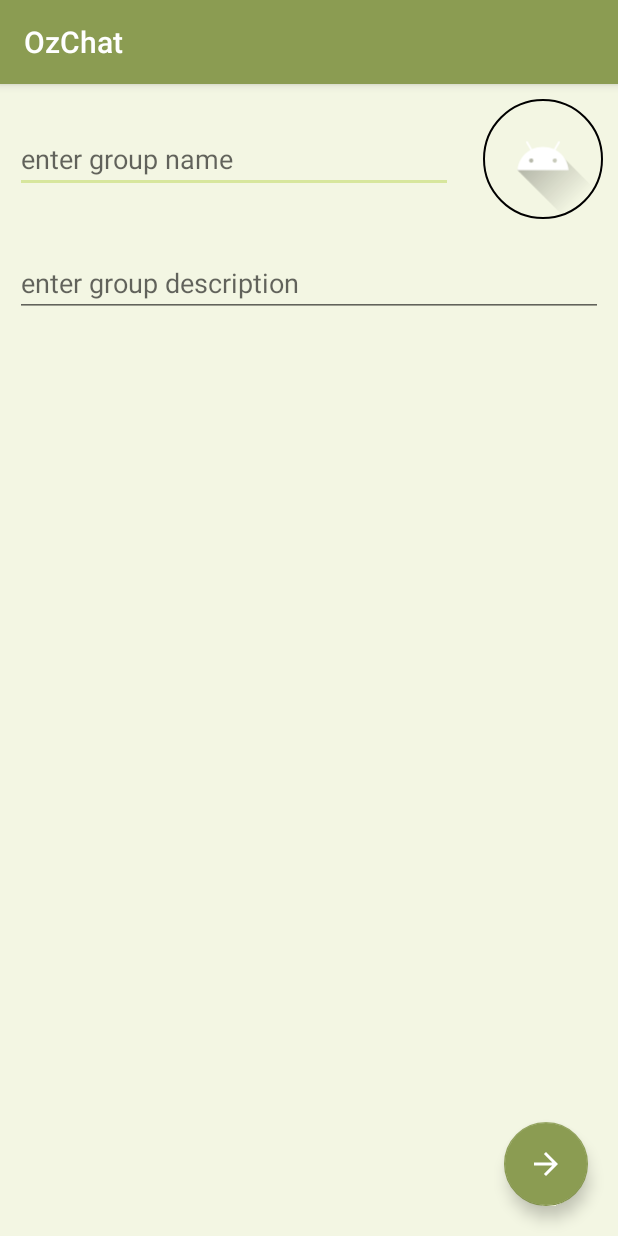
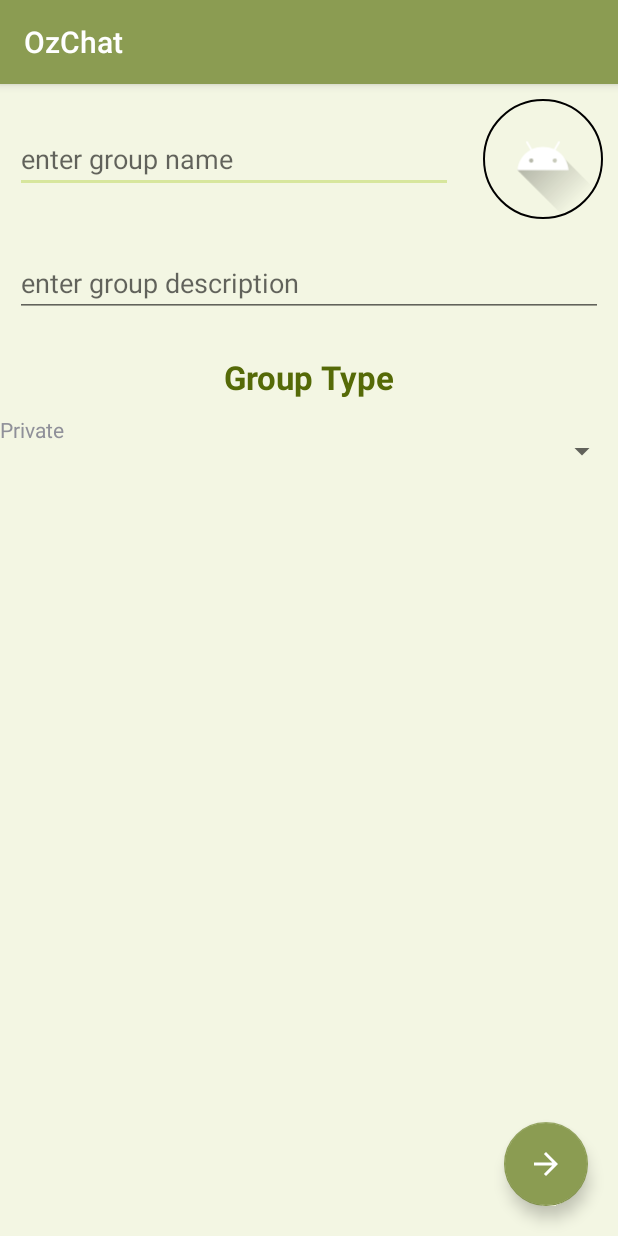
Before and after one commit to ojasjain24/OzChat, an Android app: the groupNameActivity screen opened directly, with no data from a screen before it, on a phone screen of 412 x 824 dp. Run offline under Robolectric (Android 15) with nearby library versions, the phone set to English and light mode, and no system bars; our stand-ins replace CircleImageView, Firebase (no records; nobody signed in at launch, a user with empty details on screens opened directly), Picasso.

Commit message:
groupType

```diff
--- a/app/src/main/java/com/example/chatappv0/allGroupActivity.java
+++ b/app/src/main/java/com/example/chatappv0/allGroupActivity.java
@@ -39,9 +39,6 @@ public class allGroupActivity extends AppCompatActivity {
         readusers();
     }
 
-
-
-
     private void readusers() {
         DatabaseReference databaseReference= FirebaseDatabase.getInstance().getReference("groups");
         databaseReference.addValueEventListener(new ValueEventListener() {
@@ -50,8 +47,9 @@ public class allGroupActivity extends AppCompatActivity {
                 userList.clear();
                 for (DataSnapshot snapshot : dataSnapshot.getChildren()) {
                     groupDataModel group = snapshot.getValue(groupDataModel.class);
+                    if(group.getType().equals("Public")) {
                         userList.add(group);
-
+                    }
                 }
                 allGroupsadapter = new allGroupsAdapter(getApplicationContext(), userList);
                 recyclerView.setLayoutManager(new LinearLayoutManager(allGroupActivity.this));
--- a/app/src/main/java/com/example/chatappv0/groupNameActivity.java
+++ b/app/src/main/java/com/example/chatappv0/groupNameActivity.java
@@ -10,10 +10,14 @@ import android.content.Intent;
 import android.net.Uri;
 import android.os.Bundle;
 import android.util.Log;
+import android.view.Gravity;
 import android.view.View;
 import android.webkit.MimeTypeMap;
+import android.widget.AdapterView;
+import android.widget.ArrayAdapter;
 import android.widget.EditText;
 import android.widget.ImageView;
+import android.widget.Spinner;
 import android.widget.TextView;
 import android.widget.Toast;
 
@@ -37,6 +41,7 @@ import com.google.firebase.storage.UploadTask;
 import com.squareup.picasso.Picasso;
 
 import java.util.HashMap;
+import java.util.Objects;
 
 public class groupNameActivity extends AppCompatActivity {
     EditText groupName, groupDescription;
@@ -44,7 +49,7 @@ public class groupNameActivity extends AppCompatActivity {
     private static final int imageRequest = 1;
     private Uri imageUri;
     private DatabaseReference userdata;
-    private FirebaseUser user;
+    private Spinner spinner;
     ImageView profilePic;
     @Override
     protected void onCreate(Bundle savedInstanceState) {
@@ -59,7 +64,6 @@ public class groupNameActivity extends AppCompatActivity {
         nextBtn.setOnClickListener(new View.OnClickListener() {
             @Override
             public void onClick(View v) {
-
                 final String description = groupDescription.getText().toString();
                 final String name = groupName.getText().toString();
                 if((name.trim().equals(""))&&(description.trim().equals(""))){
@@ -68,6 +72,7 @@ public class groupNameActivity extends AppCompatActivity {
                     DatabaseReference reference = FirebaseDatabase.getInstance().getReference("groups").child(""+i.getStringExtra("nodeId"));
                     HashMap<String,Object> hashMap = new HashMap<>();
                     hashMap.put("name",name);
+                    hashMap.put("type",spinner.getSelectedItem().toString());
                     hashMap.put("description",description);
                     hashMap.put("nodeid",""+i.getStringExtra("nodeId"));
                     reference.updateChildren(hashMap);
@@ -75,14 +80,18 @@ public class groupNameActivity extends AppCompatActivity {
                 }
             }
         });
-
         profilePic.setOnClickListener(new View.OnClickListener() {
             @Override
             public void onClick(View v) {
                 openImage();
             }
         });
-
+        spinner = findViewById(R.id.spinner);
+        ArrayAdapter<CharSequence> adapter = ArrayAdapter.createFromResource(getApplicationContext(),
+                R.array.Type, R.layout.support_simple_spinner_dropdown_item);
+        adapter.setDropDownViewResource(android.R.layout.simple_spinner_dropdown_item);
+        spinner.setGravity(Gravity.CENTER);
+        spinner.setAdapter(adapter);
     }
 
     @Override
@@ -95,17 +104,20 @@ public class groupNameActivity extends AppCompatActivity {
             uploadImage(i.getStringExtra("nodeId"));
         }
     }
+
     private void openImage() {
         Intent intent=new Intent();
         intent.setType("image/*");
         intent.setAction(Intent.ACTION_GET_CONTENT);
         startActivityForResult(intent,imageRequest);
     }
+
     private String getfilextention(Uri uri){
         ContentResolver contentResolver = getContentResolver();
         MimeTypeMap mimeTypeMap = MimeTypeMap.getSingleton();
         return mimeTypeMap.getExtensionFromMimeType(contentResolver.getType(uri));
     }
+
     private void uploadImage(final String nodeId){
         final ProgressDialog pd= new ProgressDialog(this);
         pd.setMessage("uploading");
@@ -121,8 +133,6 @@ public class groupNameActivity extends AppCompatActivity {
                             public void onSuccess(Uri uri) {
                                 String url = uri.toString();
                                 pd.dismiss();
-                                usersModel model = new usersModel();
-                                user= FirebaseAuth.getInstance().getCurrentUser();
                                 userdata= FirebaseDatabase.getInstance().getReference().child("groups").child(nodeId);
                                 HashMap<String ,Object> usermap=new HashMap<>();
                                 usermap.put("groupicon", url);
@@ -136,13 +146,14 @@ public class groupNameActivity extends AppCompatActivity {
                             }
                         });
                     }else{
-                        Toast.makeText(groupNameActivity.this, "Error : " + task.getException().toString(), Toast.LENGTH_LONG).show();
+                        Toast.makeText(groupNameActivity.this, "Error : " + Objects.requireNonNull(task.getException()).toString(), Toast.LENGTH_LONG).show();
                     }
 
                 }
             });
         }
     }
+
     public void setProfileImage(String nodeId){
         DatabaseReference databaseReference= FirebaseDatabase.getInstance().getReference("groups").child(nodeId);
         databaseReference.addValueEventListener(new ValueEventListener() {
@@ -166,7 +177,6 @@ public class groupNameActivity extends AppCompatActivity {
 
     }
 
-
     @Override
     public void onBackPressed() {
         super.onBackPressed();
@@ -182,4 +192,12 @@ public class groupNameActivity extends AppCompatActivity {
         DatabaseReference reference = FirebaseDatabase.getInstance().getReference("groups").child(i.getStringExtra("nodeId"));
         reference.setValue(null);
     }
+
+    @Override
+    protected void onRestart() {
+        super.onRestart();
+        final Intent i= getIntent();
+        DatabaseReference reference = FirebaseDatabase.getInstance().getReference("groups").child(i.getStringExtra("nodeId"));
+        reference.setValue(null);
+    }
 }
--- a/app/src/main/res/layout/activity_group_name.xml
+++ b/app/src/main/res/layout/activity_group_name.xml
@@ -71,4 +71,30 @@
         app:layout_constraintStart_toStartOf="@+id/editGroupName"
         app:layout_constraintTop_toBottomOf="@+id/groupIcon"
         app:layout_constraintVertical_bias="0.0" />
+
+
+    <Spinner
+        android:layout_marginTop="10dp"
+        android:id="@+id/spinner"
+        android:layout_width="match_parent"
+        android:layout_height="50dp"
+        android:elevation="10dp"
+        android:gravity="center"
+        android:textAlignment="center"
+        app:layout_constraintEnd_toEndOf="parent"
+        app:layout_constraintStart_toStartOf="parent"
+        app:layout_constraintTop_toBottomOf="@+id/textView23" />
+
+    <TextView
+        android:id="@+id/textView23"
+        android:layout_width="wrap_content"
+        android:layout_height="wrap_content"
+        android:layout_marginTop="25dp"
+        android:text="Group Type"
+        android:textColor="@color/colorAccent"
+        android:textSize="22dp"
+        android:textStyle="bold"
+        app:layout_constraintEnd_toEndOf="parent"
+        app:layout_constraintStart_toStartOf="parent"
+        app:layout_constraintTop_toBottomOf="@+id/editGroupDescription" />
 </androidx.constraintlayout.widget.ConstraintLayout>
--- a/app/src/main/res/layout/activity_send_request_to_join_group.xml
+++ b/app/src/main/res/layout/activity_send_request_to_join_group.xml
@@ -65,7 +65,8 @@
                 android:layout_width="0dp"
                 android:layout_height="wrap_content"
                 android:background="@drawable/btn_background"
-                android:text="request user"
+                android:text="Join"
+                android:textSize="24dp"
                 android:shadowColor="@color/colorAccent"
                 app:layout_constraintBottom_toBottomOf="parent"
                 app:layout_constraintEnd_toEndOf="parent"
--- a/app/src/main/res/values/strings.xml
+++ b/app/src/main/res/values/strings.xml
@@ -11,4 +11,9 @@
     <string name="all_users">All Users</string>
     <string name="profle">profle</string>
     <string name="new_group">new group</string>
+    <string-array name="Type">
+        <item>Private</item>
+        <item>Public</item>
+    </string-array>
+
 </resources>
```
Also changed, not shown: app/src/main/java/com/example/chatappv0/Models/groupDataModel.java (+9 -7 lines).
